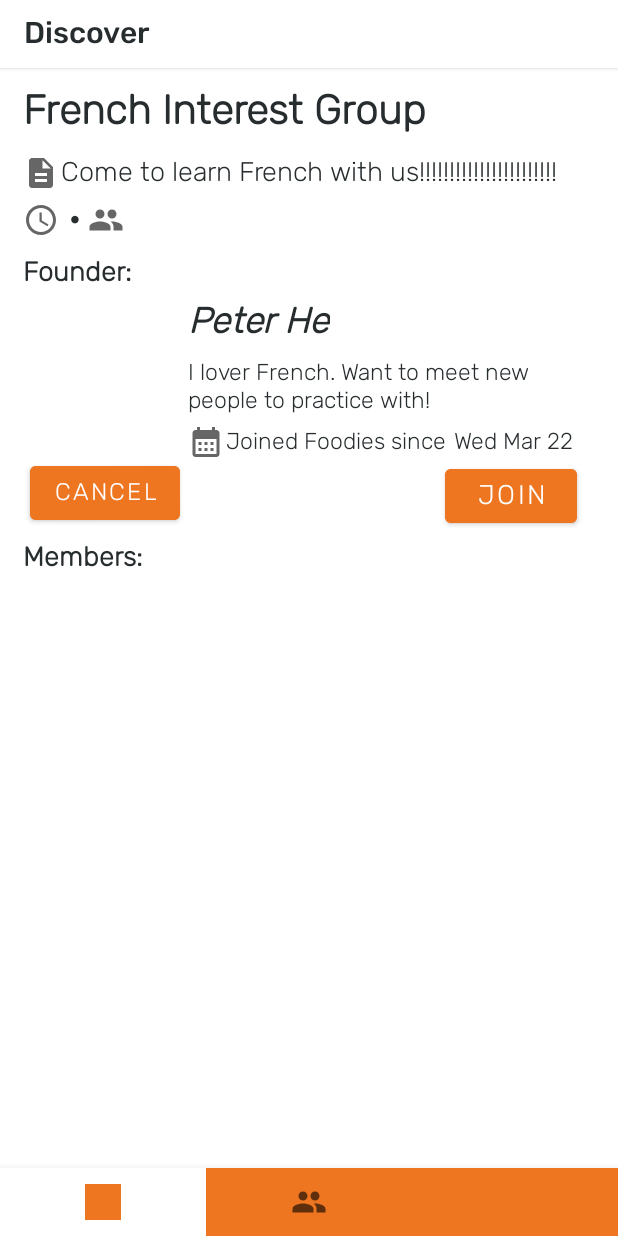
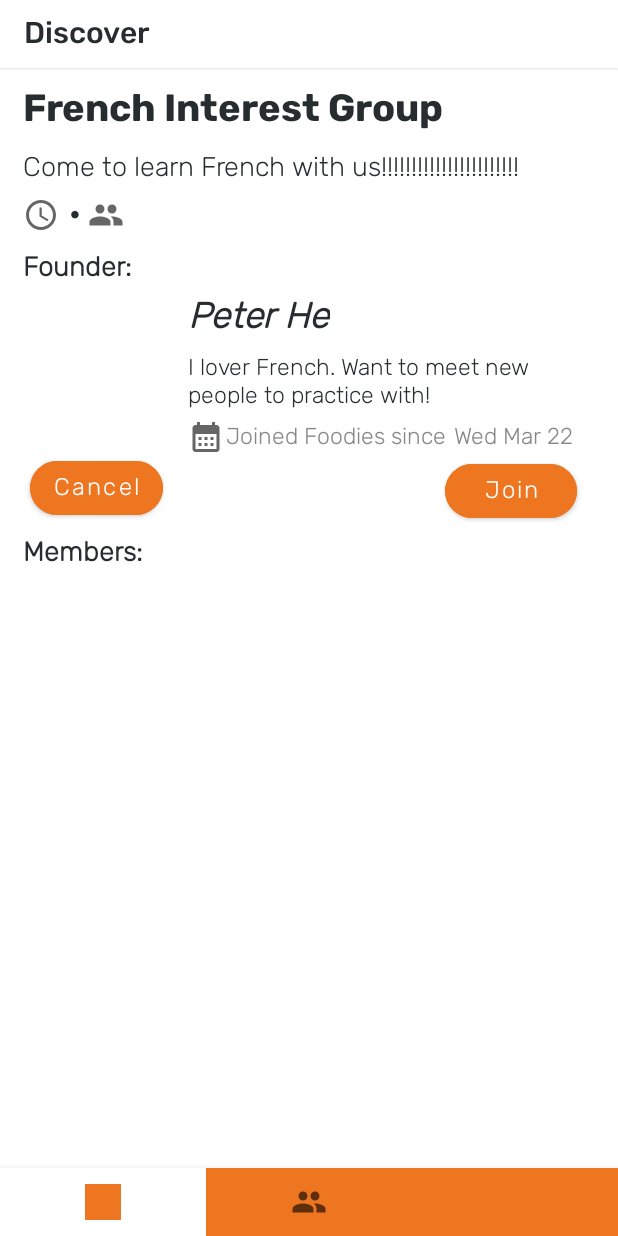
Before and after one commit to ForFoodies/Foodies, an Android app: the fragment GroupDetailFragment placed in its activity, on a phone screen of 412 x 824 dp. Run offline under Robolectric (Android 15) with nearby library versions, the phone set to English and light mode, and no system bars; libraries missing offline, so code that uses them is left out: com.parse, jp.wasabeef.recyclerview; pictures from the network do not load; 22 statements that could not run were skipped.

Commit message:
group details frag button

```diff
--- a/app/src/main/java/com/codepath/peterhe/foodies/fragments/GroupDetailFragment.kt
+++ b/app/src/main/java/com/codepath/peterhe/foodies/fragments/GroupDetailFragment.kt
@@ -19,6 +19,7 @@ import com.codepath.peterhe.foodies.Group
 import com.codepath.peterhe.foodies.GroupChatDetailFragment
 import com.codepath.peterhe.foodies.MemberAdapter
 import com.codepath.peterhe.foodies.R
+import com.google.android.material.button.MaterialButton
 import com.parse.*
 import jp.wasabeef.recyclerview.animators.SlideInUpAnimator
 import org.json.JSONArray
@@ -79,11 +80,11 @@ class GroupDetailFragment : Fragment() {
         view.findViewById<TextView>(R.id.tv_GroupNumber_detail).text = num
         val time = "${group.getTime()} ${group.getDate()}"
         view.findViewById<TextView>(R.id.tv_GroupTime_detail).text = time
-        view.findViewById<Button>(R.id.btn_cancel_groupDetail).setOnClickListener {
+        view.findViewById<MaterialButton>(R.id.btn_cancel_groupDetail).setOnClickListener {
             val fm = getFragmentManager()
             fm?.popBackStack()
         }
-        view.findViewById<Button>(R.id.btn_join_GroupDetail).setOnClickListener {
+        view.findViewById<MaterialButton>(R.id.btn_join_GroupDetail).setOnClickListener {
             if (Userjoined == false) {
                 submitGroupUpdate(ParseUser.getCurrentUser().objectId)
             } else {
@@ -109,9 +110,9 @@ class GroupDetailFragment : Fragment() {
         }
         requireActivity().setTitle("${group.getName()}")
         if (Userjoined == true) {
-            view?.findViewById<Button>(R.id.btn_join_GroupDetail)?.setText("Go to Chat")
-            view?.findViewById<Button>(R.id.btn_cancel_groupDetail)?.setEnabled(false)
-            view?.findViewById<Button>(R.id.btn_cancel_groupDetail)?.setVisibility(View.GONE)
+            view?.findViewById<MaterialButton>(R.id.btn_join_GroupDetail)?.setText("Go to Chat")
+            view?.findViewById<MaterialButton>(R.id.btn_cancel_groupDetail)?.setEnabled(false)
+            view?.findViewById<MaterialButton>(R.id.btn_cancel_groupDetail)?.setVisibility(View.GONE)
             //requireActivity().setTitle("${group.getName()} (Joined)")
             requireActivity().actionBar?.title ="${group.getName()} (Joined)"
         }
@@ -161,9 +162,9 @@ class GroupDetailFragment : Fragment() {
                 //Log.i(TAG, "Successfully submitted a post")
                 Toast.makeText(requireContext(), "Successfully joined a group", Toast.LENGTH_SHORT).show()
                 Userjoined = true
-                view?.findViewById<Button>(R.id.btn_join_GroupDetail)?.setText("Go to Chat")
-                view?.findViewById<Button>(R.id.btn_cancel_groupDetail)?.setEnabled(false)
-                view?.findViewById<Button>(R.id.btn_cancel_groupDetail)?.setVisibility(View.GONE)
+                view?.findViewById<MaterialButton>(R.id.btn_join_GroupDetail)?.setText("Go to Chat")
+                view?.findViewById<MaterialButton>(R.id.btn_cancel_groupDetail)?.setEnabled(false)
+                view?.findViewById<MaterialButton>(R.id.btn_cancel_groupDetail)?.setVisibility(View.GONE)
                // requireActivity().setTitle("${group.getName()} (Joined)")
                 requireActivity().actionBar?.title = "${group.getName()} (Joined)"
                 allMembers.add(ParseUser.getCurrentUser())
--- a/app/src/main/res/layout/fragment_group_detail.xml
+++ b/app/src/main/res/layout/fragment_group_detail.xml
@@ -12,7 +12,8 @@
         android:layout_width="wrap_content"
         android:layout_height="wrap_content"
         android:text="French Interest Group"
-        android:textSize="27sp"
+        android:fontFamily="@font/rubik_bold"
+        android:textSize="25sp"
         android:textStyle="bold"
         android:layout_marginTop="8dp"
         android:layout_marginStart="15dp"
@@ -25,10 +26,8 @@
         android:layout_height="wrap_content"
         android:layout_marginStart="15dp"
         android:layout_marginTop="5dp"
-        android:drawableStart="@drawable/ic_baseline_description_24"
         android:text="Come to learn French with us!!!!!!!!!!!!!!!!!!!!!!!"
         android:textSize="18sp"
-        android:drawablePadding="1dp"
         app:layout_constraintStart_toStartOf="parent"
         app:layout_constraintTop_toBottomOf="@+id/tv_GroupName_Detail" />
 
@@ -138,20 +137,22 @@
         app:layout_constraintStart_toStartOf="parent"
         app:layout_constraintTop_toBottomOf="@+id/tv_memberText_detail" />
 
-    <Button
+    <com.google.android.material.button.MaterialButton
         android:id="@+id/btn_cancel_groupDetail"
         android:layout_width="wrap_content"
         android:layout_height="wrap_content"
         android:layout_marginStart="20dp"
         android:layout_marginTop="3dp"
         android:text="Cancel"
+        android:textAllCaps="false"
+        app:cornerRadius="20dp"
         android:textColor="@drawable/color_white_orange"
         android:backgroundTint="@drawable/color_orange_white"
         android:textSize="16sp"
         app:layout_constraintStart_toStartOf="parent"
         app:layout_constraintTop_toBottomOf="@+id/tv_FounderProfile_detail" />
 
-    <Button
+    <com.google.android.material.button.MaterialButton
         android:id="@+id/btn_join_GroupDetail"
         android:layout_width="wrap_content"
         android:layout_height="wrap_content"
@@ -160,7 +161,9 @@
         android:textColor="@drawable/color_white_orange"
         android:backgroundTint="@drawable/color_orange_white"
         android:text="Join"
-        android:textSize="18sp"
+        android:textAllCaps="false"
+        app:cornerRadius="20dp"
+        android:textSize="16sp"
         app:layout_constraintEnd_toEndOf="parent"
         app:layout_constraintTop_toBottomOf="@+id/tv_FounderProfile_detail" />
 
@@ -168,11 +171,13 @@
         android:id="@+id/tv_joined_text1"
         android:layout_width="wrap_content"
         android:layout_height="wrap_content"
+        android:textColor="@color/mid_gray_1"
         android:text="Joined Foodies since "
         android:textSize="15sp"
         android:layout_marginTop="3dp"
         android:layout_marginStart="10dp"
         android:drawablePadding="1dp"
+        android:gravity="center_vertical"
         android:drawableStart="@drawable/ic_baseline_calendar_month_24"
         app:layout_constraintStart_toEndOf="@+id/tv_FounderProfile_detail"
         app:layout_constraintTop_toBottomOf="@+id/tv_FounderDescription_detail" />
@@ -181,6 +186,7 @@
         android:id="@+id/tv_FounderJoined_GroupDetail"
         android:layout_width="wrap_content"
         android:layout_height="wrap_content"
+        android:textColor="@color/mid_gray_1"
         android:text="Wed Mar 22"
         android:textSize="15sp"
         android:layout_marginTop="3dp"
```
Also changed, not shown: app/src/main/res/layout/fragment_restaurant_detail.xml (+8 -1 lines).
